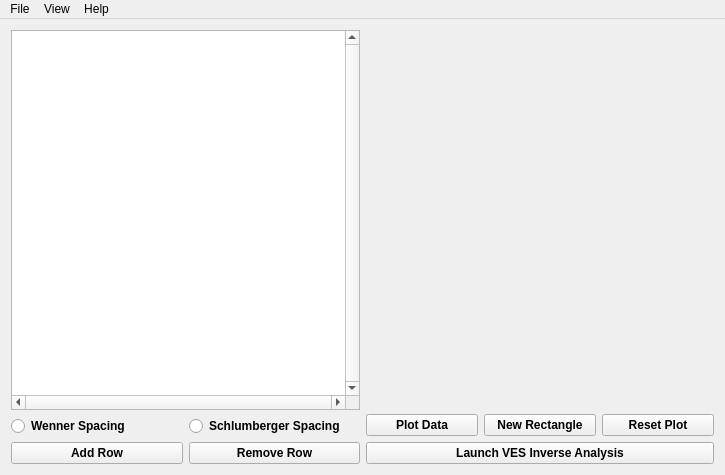
First picture: the form in ves/templates/mainwindow.ui, repository ajoros/ves_ajoros, before the edit.
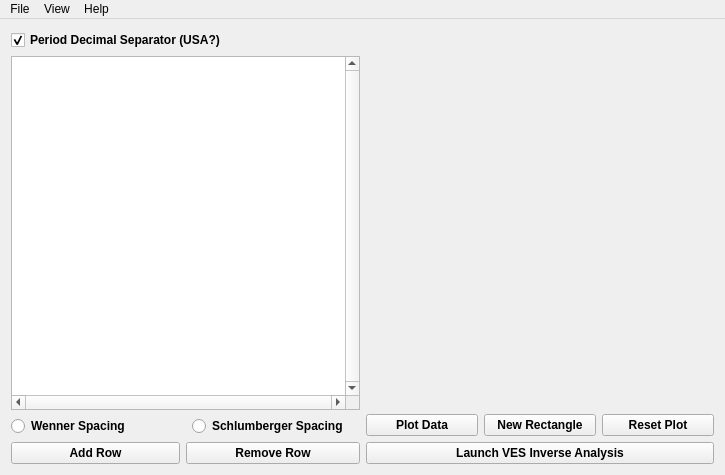
Second picture: the form after the edit.

Commit message: Start implementing checkbox for american and euro style decimals

What changed in the file:
```diff
--- a/ves/templates/mainwindow.ui
+++ b/ves/templates/mainwindow.ui
@@ -40,8 +40,8 @@
    </property>
    <layout class="QGridLayout" name="gridLayout_2">
     <item row="0" column="0">
-     <layout class="QVBoxLayout" name="verticalLayout_4">
-      <item>
+     <layout class="QGridLayout" name="gridLayout">
+      <item row="1" column="0" colspan="3">
        <widget class="QTableView" name="tableViewWidget">
         <property name="enabled">
          <bool>true</bool>
@@ -81,9 +81,7 @@
         </property>
        </widget>
       </item>
-      <item>
-       <layout class="QGridLayout" name="gridLayout">
-        <item row="0" column="0">
+      <item row="2" column="0" colspan="2">
          <widget class="QRadioButton" name="wennerRadioButton">
           <property name="sizePolicy">
            <sizepolicy hsizetype="Expanding" vsizetype="Fixed">
@@ -99,7 +97,7 @@
           </property>
          </widget>
         </item>
-        <item row="0" column="1">
+      <item row="2" column="2">
          <widget class="QRadioButton" name="schlumbergerRadioButton">
           <property name="sizePolicy">
            <sizepolicy hsizetype="Expanding" vsizetype="Fixed">
@@ -115,7 +113,7 @@
           </property>
          </widget>
         </item>
-        <item row="1" column="0">
+      <item row="3" column="0">
          <widget class="QPushButton" name="addRowButton">
           <property name="sizePolicy">
            <sizepolicy hsizetype="Expanding" vsizetype="Fixed">
@@ -131,7 +129,7 @@
           </property>
          </widget>
         </item>
-        <item row="1" column="1">
+      <item row="3" column="1" colspan="2">
          <widget class="QPushButton" name="removeRowButton">
           <property name="sizePolicy">
            <sizepolicy hsizetype="Expanding" vsizetype="Fixed">
@@ -147,7 +145,15 @@
           </property>
          </widget>
         </item>
-       </layout>
+      <item row="0" column="0" colspan="3">
+       <widget class="QCheckBox" name="decimalCheckBox">
+        <property name="text">
+         <string>Period Decimal Separator (USA?)</string>
+        </property>
+        <property name="checked">
+         <bool>true</bool>
+        </property>
+       </widget>
       </item>
      </layout>
     </item>
```
Left out of the diff: 4 changed lines with no effect on the pictures. Lines whose indentation alone changed are shown as unchanged. The commit also changes 2 other files.
